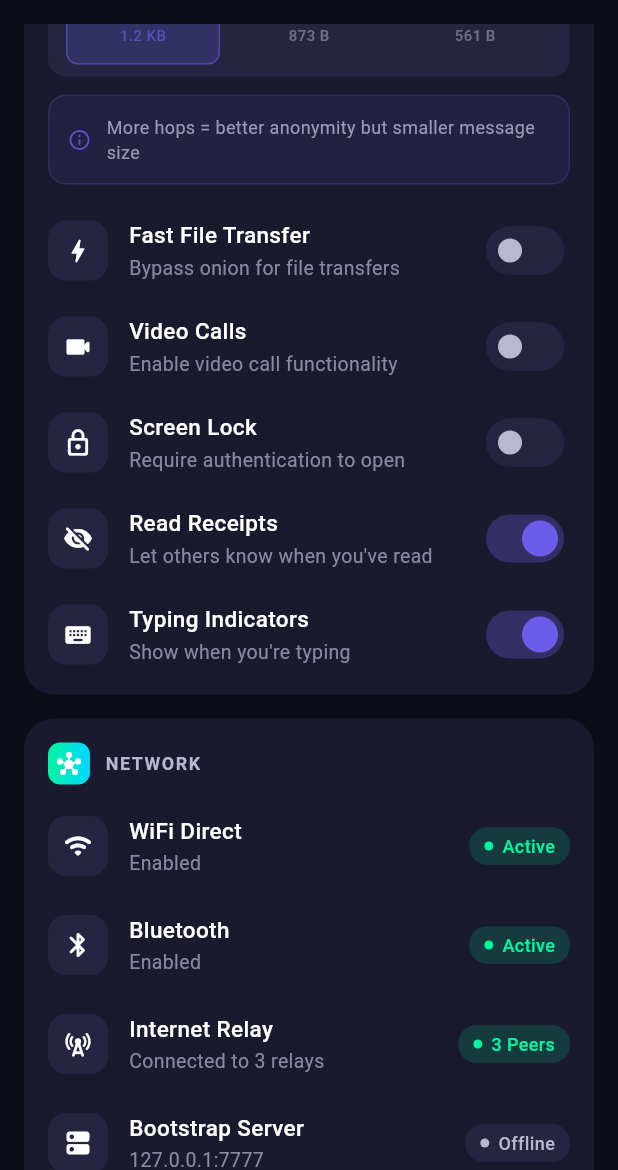
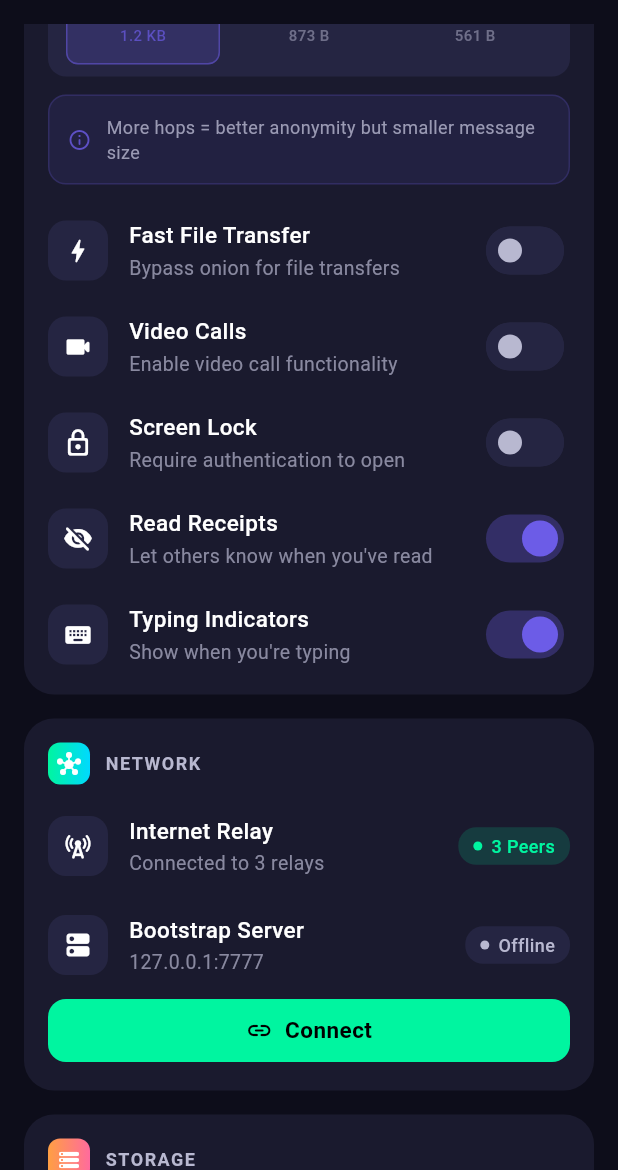
Before and after one commit to code3hr/cyxchat, a Flutter app: the SettingsScreen screen opened directly, scrolled down 576 dp, on a phone screen of 412 x 824 dp, the part 66-1236 px from its top. Run offline on Flutter 3.47's test engine with Material 3 defaults, Android fonts, the phone set to English and light mode, and no system bars; our stand-ins replace device_info_plus, equatable, file_picker, flutter_riverpod, flutter_secure_storage, just_audio and 6 more; missing offline and left inert: dart:ffi, encrypt, flutter_webrtc, mobile_scanner, record; accounts and stored records are empty.

Commit message:
refactor: Remove WiFi Direct and Bluetooth from settings UI
Update settings screen to remove WiFi Direct and Bluetooth tiles
since these transports are no longer supported (UDP only).

🤖 Generated with [Claude Code](https://claude.com/claude-code)

Co-Authored-By: Claude Opus 4.5 <noreply@anthropic.com>

```diff
--- a/app/lib/screens/settings_screen.dart
+++ b/app/lib/screens/settings_screen.dart
@@ -131,20 +131,6 @@ class SettingsScreen extends ConsumerWidget {
                   icon: Icons.hub_rounded,
                   iconGradient: const [AppColors.accentGreen, AppColors.accent],
                   children: [
-                    _SettingsTile(
-                      icon: Icons.wifi_rounded,
-                      title: 'WiFi Direct',
-                      subtitle: 'Enabled',
-                      trailing: _StatusChip(label: 'Active', isActive: true),
-                      onTap: () {},
-                    ),
-                    _SettingsTile(
-                      icon: Icons.bluetooth_rounded,
-                      title: 'Bluetooth',
-                      subtitle: 'Enabled',
-                      trailing: _StatusChip(label: 'Active', isActive: true),
-                      onTap: () {},
-                    ),
                     _SettingsTile(
                       icon: Icons.cell_tower_rounded,
                       title: 'Internet Relay',
```
Also changed, not shown: 1 other file.
